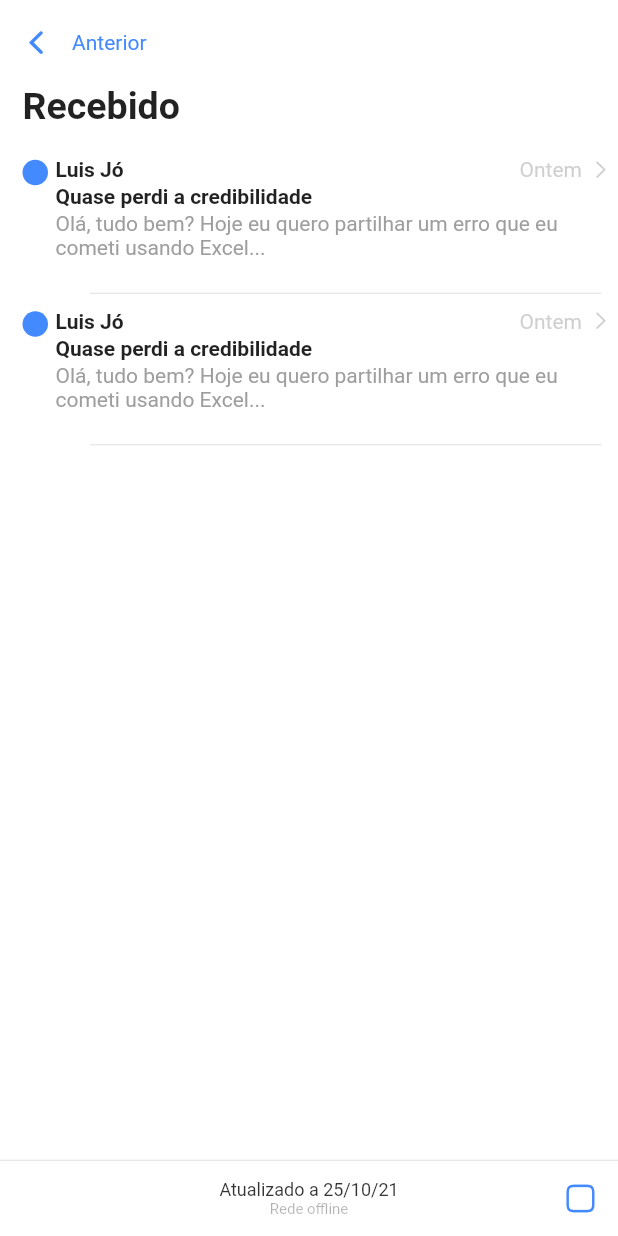
After one commit to fariosofernando/Manju, a Flutter app: the NewRecebidos screen opened by its route, on a phone screen of 412 x 824 dp. The commit adds this screen. Run offline on Flutter 3.47's test engine with Material 2 defaults, Android fonts, the phone set to English and light mode, and no system bars.

Commit message:
Criada a tela de manjus (doces) recebidos

```diff
--- a/lib/main.dart
+++ b/lib/main.dart
@@ -1,6 +1,7 @@
 import 'package:flutter/material.dart';
 import 'package:manju/views/home.view.dart';
 import 'package:manju/views/menu.view.dart';
+import 'package:manju/views/pr-menu.view.dart';
 
 void main() {
   runApp(const ManjuApp());
@@ -23,7 +24,7 @@ class _ManjuAppState extends State<ManjuApp> {
       ),
       initialRoute: '/',
       routes: {
-        '/home': (context) => Home(),
+        '/home': (context) => NewRecebidos(),
         '/': (context) => Menu(),
       },
     );
--- a/lib/views/components/widgets/divisor.widget.dart
+++ b/lib/views/components/widgets/divisor.widget.dart
@@ -1,10 +1,12 @@
 import 'package:flutter/material.dart';
 
-divisor() {
+divisor({double? right, double? left}) {
+  right == null ? right = 25.0 : right = right;
+  left == null ? left = 45.0 : left = left;
   return Center(
     child: Container(
       height: 1,
-      margin: const EdgeInsets.only(right: 25.0, left: 45.0),
+      margin: EdgeInsets.only(right: right, left: left),
       child: const Divider(),
     ),
   );
--- /dev/null
+++ b/lib/views/components/widgets/preview.widget.dart
@@ -0,0 +1,83 @@
+import 'package:flutter/cupertino.dart';
+import 'package:flutter/material.dart';
+import 'package:manju/views/components/widgets/divisor.widget.dart';
+import 'package:manju/views/components/widgets/tile.widget.dart';
+
+manjuPreview({required double width}) {
+  return Column(
+    children: [
+      Container(
+        height: 100,
+        child: Row(
+          children: [
+            Container(
+              alignment: Alignment.topCenter,
+              width: 17,
+              child: CircleAvatar(
+                backgroundColor: Colors.blueAccent,
+              ),
+            ),
+            Column(
+              children: [
+                SizedBox(
+                  height: 8,
+                ),
+                Container(
+                  padding: EdgeInsets.only(left: 5),
+                  width: width - 36,
+                  height: 20,
+                  child: Row(
+                    mainAxisAlignment: MainAxisAlignment.spaceBetween,
+                    children: [
+                      Text(
+                        'Luis Jó',
+                        style: TextStyle(fontWeight: FontWeight.bold),
+                      ),
+                      tileUnic(
+                          icon: CupertinoIcons.chevron_right,
+                          text: 'Ontem',
+                          textColor: Colors.grey.withOpacity(.5)),
+                    ],
+                  ),
+                ),
+                Container(
+                  width: width - 36,
+                  child: Column(
+                    children: [
+                      Padding(
+                        padding: EdgeInsets.only(left: 5),
+                        child: Align(
+                          alignment: Alignment.centerLeft,
+                          child: Text(
+                            'Quase perdi a credibilidade',
+                            style: TextStyle(fontWeight: FontWeight.bold),
+                            textAlign: TextAlign.left,
+                          ),
+                        ),
+                      ),
+                      Padding(
+                        padding: EdgeInsets.only(left: 5, top: 2),
+                        child: Align(
+                          alignment: Alignment.centerLeft,
+                          child: Text(
+                            'Olá, tudo bem? Hoje eu quero partilhar um erro que eu cometi usando Excel...',
+                            textAlign: TextAlign.left,
+                            style: TextStyle(
+                              color: Colors.grey,
+                            ),
+                          ),
+                        ),
+                      )
+                    ],
+                  ),
+                )
+              ],
+            ),
+          ],
+        ),
+      ),
+      divisor(right: 11.0),
+      /////////////////////
+    ],
+  );
+}
--- a/lib/views/components/widgets/tile.widget.dart
+++ b/lib/views/components/widgets/tile.widget.dart
@@ -60,3 +60,34 @@ tileRight({
     ),
   );
 }
+
+tileUnic({
+  required IconData icon,
+  required String text,
+  Color? color,
+  Color? textColor,
+}) {
+  color == null ? color = Colors.grey.withOpacity(.5) : color = color;
+  textColor == null ? textColor = Colors.black87 : textColor = textColor;
+
+  return Container(
+    child: Row(
+      children: [
+        Text(
+          text,
+          style: TextStyle(
+            color: textColor,
+          ),
+        ),
+        const SizedBox(
+          width: 5,
+        ),
+        Icon(
+          icon,
+          color: color,
+          size: 15,
+        ),
+      ],
+    ),
+  );
+}
--- a/lib/views/home.view.dart
+++ b/lib/views/home.view.dart
@@ -1,3 +1,4 @@
+import 'package:flutter/cupertino.dart';
 import 'package:flutter/material.dart';
 import 'package:manju/controllers/tasuku.dart';
 import 'package:manju/models/tasuku.models.dart';
@@ -17,15 +18,33 @@ class _HomeState extends State<Home> {
   appBarDinamica() {
     if (selecionadas.isEmpty) {
       return AppBar(
-        elevation: 1,
-        actions: [
+        leadingWidth: 150,
+        leading: Container(
+          child: Row(
+            children: [
+              IconButton(
+                onPressed: () => Navigator.pop(context, false),
+                icon: const Icon(
+                  CupertinoIcons.back,
+                  color: Colors.blueAccent,
+                ),
+              ),
+              Text(
+                'Anterior',
+                style: TextStyle(color: Colors.blueAccent),
+              )
+            ],
+          ),
+        ),
+        elevation: 0,
+        actions: const [
           Padding(
-            padding: const EdgeInsets.all(20.0),
+            padding: EdgeInsets.all(20.0),
             child: Center(
               child: Text(
-                'Criar',
+                'Editar',
                 style: TextStyle(
-                  color: manjuPrimaryColor,
+                  color: Colors.blueAccent,
                   fontSize: 13.5,
                 ),
               ),
--- a/lib/views/menu.view.dart
+++ b/lib/views/menu.view.dart
@@ -67,7 +67,7 @@ class _MenuState extends State<Menu> {
                           ),
                         ),
                         onTap: () {
-                          print('Clicado');
+                          Navigator.pushNamed(context, '/home');
                         },
                       ),
                       divisor(),
--- /dev/null
+++ b/lib/views/pr-menu.view.dart
@@ -0,0 +1,131 @@
+import 'package:flutter/cupertino.dart';
+import 'package:flutter/material.dart';
+import 'package:manju/views/components/widgets/preview.widget.dart';
+
+import 'components/widgets/divisor.widget.dart';
+import 'components/widgets/tile.widget.dart';
+
+class NewRecebidos extends StatefulWidget {
+  const NewRecebidos({Key? key}) : super(key: key);
+
+  @override
+  _NewRecebidosState createState() => _NewRecebidosState();
+}
+
+class _NewRecebidosState extends State<NewRecebidos> {
+  @override
+  Widget build(BuildContext context) {
+    return Scaffold(
+      backgroundColor: Colors.white,
+      appBar: AppBar(
+        backgroundColor: Colors.white,
+        elevation: 0,
+        leadingWidth: 150,
+        leading: Row(
+          children: [
+            IconButton(
+              onPressed: () => Navigator.pop(context, false),
+              icon: const Icon(
+                CupertinoIcons.back,
+                color: Colors.blueAccent,
+              ),
+            ),
+            const Text(
+              'Anterior',
+              style: TextStyle(color: Colors.blueAccent),
+            )
+          ],
+        ),
+      ),
+      body: Row(
+        children: [
+          Expanded(
+            child: Stack(
+              children: [
+                Container(
+                  margin: const EdgeInsets.only(left: 15.0),
+                  child: Column(
+                    crossAxisAlignment: CrossAxisAlignment.start,
+                    children: [
+                      Container(
+                        margin: EdgeInsets.only(bottom: 10),
+                        child: const Text(
+                          'Recebido',
+                          style: TextStyle(
+                            color: Colors.black87,
+                            fontWeight: FontWeight.bold,
+                            fontSize: 25,
+                            letterSpacing: 0,
+                          ),
+                        ),
+                      ),
+
+                      ///////////////
+                      manjuPreview(width: MediaQuery.of(context).size.width),
+                      manjuPreview(width: MediaQuery.of(context).size.width)
+                      //////////////
+                    ],
+                  ),
+                ),
+                Column(
+                  mainAxisAlignment: MainAxisAlignment.end,
+                  children: [
+                    const Divider(
+                      height: 1,
+                    ),
+                    Container(
+                      height: 50,
+                      child: Row(
+                        children: [
+                          Expanded(
+                              child: Stack(
+                            children: [
+                              Center(
+                                  child: Column(
+                                mainAxisAlignment: MainAxisAlignment.center,
+                                children: [
+                                  Text(
+                                    'Atualizado a 25/10/21',
+                                    style: TextStyle(
+                                      fontSize: 12,
+                                      color: Colors.black87.withOpacity(.8),
+                                    ),
+                                  ),
+                                  Text(
+                                    'Rede offline',
+                                    style: TextStyle(
+                                      fontSize: 10,
+                                      color: Colors.black87.withOpacity(.3),
+                                    ),
+                                  ),
+                                ],
+                              )),
+                              Row(
+                                mainAxisAlignment: MainAxisAlignment.end,
+                                children: [
+                                  Container(
+                                    width: 50,
+                                    child: const Center(
+                                      child: Icon(
+                                        CupertinoIcons.app,
+                                        color: Colors.blueAccent,
+                                      ),
+                                    ),
+                                  )
+                                ],
+                              ),
+                            ],
+                          ))
+                        ],
+                      ),
+                    ),
+                  ],
+                ),
+              ],
+            ),
+          ),
+        ],
+      ),
+    );
+  }
+}
```
